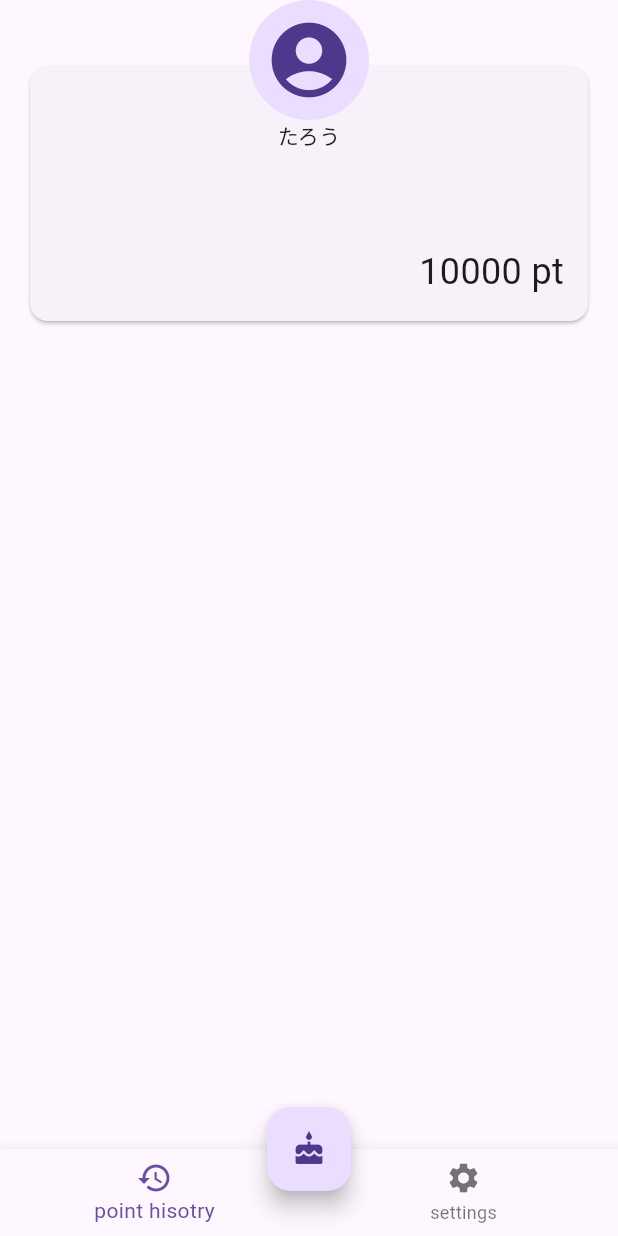
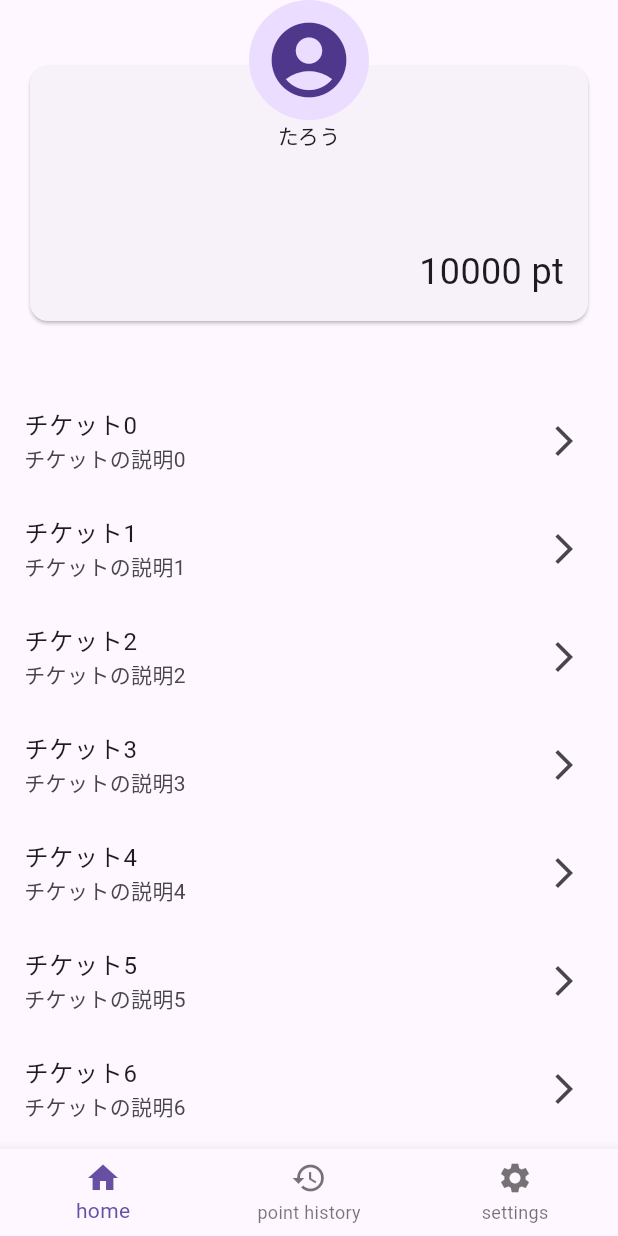
Before and after one commit to sinjikoro/point_treat, a Flutter app: the screen it shows after launch, on a phone screen of 412 x 824 dp. Run offline on Flutter 3.47's test engine with Material 3 defaults, Android fonts, the phone set to English and light mode, and no system bars; our stand-ins replace go_router.

Commit message:
update bottomnavi refactor go_router

```diff
--- a/lib/main.dart
+++ b/lib/main.dart
@@ -1,5 +1,5 @@
 import 'package:flutter/material.dart';
-import 'package:point_treat/view/routes/routes.dart';
+import 'package:point_treat/presentation/routes/routes.dart';
 
 void main() {
   runApp(const MainApp());
@@ -17,7 +17,7 @@ class MainApp extends StatelessWidget {
         primarySwatch: Colors.blue,
         visualDensity: VisualDensity.adaptivePlatformDensity,
       ),
-      routerConfig: goRouter,
+      routerConfig: router,
     );
   }
 }
--- /dev/null
+++ b/lib/presentation/routes/routes.dart
@@ -0,0 +1,57 @@
+import 'package:go_router/go_router.dart';
+import 'package:point_treat/presentation/routes/paths.dart';
+import 'package:point_treat/presentation/view/children_list/children_list_view.dart';
+import 'package:point_treat/presentation/view/point_history/point_history_view.dart';
+import 'package:point_treat/presentation/view/settings/settings_view.dart';
+import 'package:point_treat/presentation/view/top/top_view.dart';
+import 'package:point_treat/presentation/view/treat_list/treat_list_view.dart';
+import 'package:point_treat/presentation/widgets/scaffold_with_bottomnavi.dart';
+
+/// Router configuration.
+final router = GoRouter(
+  routes: <RouteBase>[
+    StatefulShellRoute.indexedStack(
+      builder: (context, state, navigationShell) =>
+          ScaffoldWithBottomnavi(navigationShell),
+      branches: <StatefulShellBranch>[
+        // 1st branch : Top
+        StatefulShellBranch(
+          routes: <RouteBase>[
+            GoRoute(
+              path: Paths.top,
+              builder: (_, __) => const TopView(),
+            ),
+          ],
+        ),
+        // 2nd branch : Point history
+        StatefulShellBranch(
+          routes: <RouteBase>[
+            GoRoute(
+              path: Paths.pointHistory,
+              builder: (_, __) => const PointHisotryView(),
+            ),
+          ],
+        ),
+        // 3rd branch : Settings
+        StatefulShellBranch(
+          routes: <RouteBase>[
+            GoRoute(
+              path: Paths.settings,
+              builder: (_, __) => const SettingsView(),
+              routes: <RouteBase>[
+                GoRoute(
+                  path: Paths.childrenList,
+                  builder: (_, __) => const ChildrenListView(),
+                ),
+                GoRoute(
+                  path: Paths.treatList,
+                  builder: (_, __) => const TreatListView(),
+                ),
+              ],
+            ),
+          ],
+        ),
+      ],
+    ),
+  ],
+);
--- a/lib/view/point_history_view.dart
+++ b/lib/presentation/view/point_history/point_history_view.dart
@@ -7,6 +7,8 @@ class PointHisotryView extends StatelessWidget {
 
   @override
   Widget build(BuildContext context) {
-    return const Placeholder();
+    return const Center(
+      child: Text('ポイント履歴'),
+    );
   }
 }
--- a/lib/view/settings_view.dart
+++ b/lib/presentation/view/settings/settings_view.dart
@@ -7,6 +7,8 @@ class SettingsView extends StatelessWidget {
 
   @override
   Widget build(BuildContext context) {
-    return const Placeholder();
+    return const Center(
+      child: Text('設定'),
+    );
   }
 }
--- /dev/null
+++ b/lib/presentation/view/top/top_view.dart
@@ -0,0 +1,25 @@
+import 'package:flutter/material.dart';
+import 'package:point_treat/presentation/view/top/widgets/account_card.dart';
+import 'package:point_treat/presentation/view/top/widgets/ticket_list.dart';
+import 'package:point_treat/presentation/view/top/widgets/treats_floating_action_button.dart';
+
+/// top view.
+class TopView extends StatelessWidget {
+  /// Default constructor for the [TopView].
+  const TopView({super.key});
+
+  @override
+  Widget build(BuildContext context) {
+    return const Scaffold(
+      // ToDo: SafeAreaを毎画面書くのは面倒なので、mixin等で共通化したい
+      body: SafeArea(
+        child: Column(
+          children: [
+            AccountCard(accountName: 'たろう', point: 10000),
+            TicketList(),
+          ],
+        ),
+      ),
+    );
+  }
+}
--- /dev/null
+++ b/lib/presentation/view/top/widgets/account_card.dart
@@ -0,0 +1,60 @@
+import 'package:flutter/material.dart';
+
+/// Account card.
+class AccountCard extends StatelessWidget {
+  /// Default constructor for the [AccountCard].
+  const AccountCard({
+    required this.accountName,
+    required this.point,
+    super.key,
+  });
+
+  /// Account name.
+  final String accountName;
+
+  /// Point.
+  final int point;
+
+  @override
+  Widget build(BuildContext context) {
+    return Padding(
+      padding: const EdgeInsets.symmetric(vertical: 40, horizontal: 16),
+      child: Stack(
+        children: [
+          Card(
+            child: Container(
+              padding: const EdgeInsets.all(16),
+              height: 170,
+              width: double.infinity,
+              child: Column(
+                mainAxisAlignment: MainAxisAlignment.end,
+                crossAxisAlignment: CrossAxisAlignment.end,
+                children: [
+                  Text('$point pt', style: const TextStyle(fontSize: 24)),
+                ],
+              ),
+            ),
+          ),
+          FractionalTranslation(
+            translation: const Offset(0, -0.4),
+            child: Align(
+              alignment: Alignment.topCenter,
+              child: Column(
+                children: [
+                  const CircleAvatar(
+                    radius: 40,
+                    child: Icon(
+                      Icons.account_circle,
+                      size: 60,
+                    ),
+                  ),
+                  Text(accountName),
+                ],
+              ),
+            ),
+          ),
+        ],
+      ),
+    );
+  }
+}
--- /dev/null
+++ b/lib/presentation/view/top/widgets/ticket_list.dart
@@ -0,0 +1,23 @@
+import 'package:flutter/material.dart';
+
+/// Ticket list.
+class TicketList extends StatelessWidget {
+  /// Default constructor for the [TicketList].
+  const TicketList({super.key});
+
+  @override
+  Widget build(BuildContext context) {
+    return Expanded(
+      child: ListView.builder(
+        itemBuilder: (context, index) {
+          return ListTile(
+            title: Text('チケット$index'),
+            subtitle: Text('チケットの説明$index'),
+            trailing: const Icon(Icons.arrow_forward_ios),
+          );
+        },
+        itemCount: 10,
+      ),
+    );
+  }
+}
--- /dev/null
+++ b/lib/presentation/view/top/widgets/treats_floating_action_button.dart
@@ -0,0 +1,17 @@
+import 'package:flutter/material.dart';
+
+/// Floating action button for treats.
+class TreatsFloatingActionButton extends StatelessWidget {
+  /// Default constructor for the [TreatsFloatingActionButton].
+  const TreatsFloatingActionButton({
+    super.key,
+  });
+
+  @override
+  Widget build(BuildContext context) {
+    return FloatingActionButton(
+      onPressed: () {},
+      child: const Icon(Icons.cake),
+    );
+  }
+}
--- /dev/null
+++ b/lib/presentation/widgets/scaffold_with_bottomnavi.dart
@@ -0,0 +1,43 @@
+import 'package:flutter/material.dart';
+import 'package:go_router/go_router.dart';
+
+/// Bottom navigation bar scaffold.
+class ScaffoldWithBottomnavi extends StatelessWidget {
+  /// Constructor.
+  const ScaffoldWithBottomnavi(this.navigationShell, {super.key});
+
+  /// Navigation shell.
+  final StatefulNavigationShell navigationShell;
+
+  @override
+  Widget build(BuildContext context) {
+    return Scaffold(
+      body: navigationShell,
+      bottomNavigationBar: BottomNavigationBar(
+        currentIndex: navigationShell.currentIndex,
+        items: const [
+          BottomNavigationBarItem(
+            icon: Icon(Icons.home),
+            label: 'home',
+          ),
+          BottomNavigationBarItem(
+            icon: Icon(Icons.history),
+            label: 'point history',
+          ),
+          BottomNavigationBarItem(
+            icon: Icon(Icons.settings),
+            label: 'settings',
+          ),
+        ],
+        onTap: _onTap,
+      ),
+    );
+  }
+
+  void _onTap(int index) {
+    navigationShell.goBranch(
+      index,
+      initialLocation: index == navigationShell.currentIndex,
+    );
+  }
+}
--- a/lib/view/routes/routes.dart
+++ /dev/null
@@ -1,34 +0,0 @@
-import 'package:go_router/go_router.dart';
-import 'package:point_treat/view/children_list_view.dart';
-import 'package:point_treat/view/point_history_view.dart';
-import 'package:point_treat/view/routes/paths.dart';
-import 'package:point_treat/view/settings_view.dart';
-import 'package:point_treat/view/top_view.dart';
-import 'package:point_treat/view/treat_list_view.dart';
-
-/// GoRouter instance.
-GoRouter goRouter = GoRouter(
-  initialLocation: Paths.top,
-  routes: [
-    GoRoute(
-      path: Paths.top,
-      builder: (context, state) => const TopView(),
-    ),
-    GoRoute(
-      path: Paths.pointHistory,
-      builder: (context, state) => const PointHisotryView(),
-    ),
-    GoRoute(
-      path: Paths.settings,
-      builder: (context, state) => const SettingsView(),
-    ),
-    GoRoute(
-      path: Paths.childrenList,
-      builder: (context, state) => const ChildrenListView(),
-    ),
-    GoRoute(
-      path: Paths.treatList,
-      builder: (context, state) => const TreatListView(),
-    ),
-  ],
-);
--- a/lib/view/top_view.dart
+++ /dev/null
@@ -1,125 +0,0 @@
-import 'package:flutter/material.dart';
-import 'package:flutter_hooks/flutter_hooks.dart';
-
-/// top view.
-class TopView extends StatelessWidget {
-  /// Default constructor for the [TopView].
-  const TopView({super.key});
-
-  @override
-  Widget build(BuildContext context) {
-    return const Scaffold(
-      // ToDo: SafeAreaを毎画面書くのは面倒なので、mixinで共通化したい
-      body: SafeArea(
-        child: Column(
-          children: [
-            AccountCard(accountName: 'たろう', point: 10000),
-          ],
-        ),
-      ),
-      floatingActionButtonLocation: FloatingActionButtonLocation.centerDocked,
-      floatingActionButton: TreatsFloatingActionButton(),
-      bottomNavigationBar: MainBottomNavigationBar(),
-    );
-  }
-}
-
-/// Account card.
-class AccountCard extends StatelessWidget {
-  /// Default constructor for the [AccountCard].
-  const AccountCard({
-    required this.accountName,
-    required this.point,
-    super.key,
-  });
-
-  /// Account name.
-  final String accountName;
-
-  /// Point.
-  final int point;
-
-  @override
-  Widget build(BuildContext context) {
-    return Padding(
-      padding: const EdgeInsets.symmetric(vertical: 40, horizontal: 16),
-      child: Stack(
-        children: [
-          Card(
-            child: Container(
-              padding: const EdgeInsets.all(16),
-              height: 170,
-              width: double.infinity,
-              child: Column(
-                mainAxisAlignment: MainAxisAlignment.end,
-                crossAxisAlignment: CrossAxisAlignment.end,
-                children: [
-                  Text('$point pt', style: const TextStyle(fontSize: 24)),
-                ],
-              ),
-            ),
-          ),
-          FractionalTranslation(
-            translation: const Offset(0, -0.4),
-            child: Align(
-              alignment: Alignment.topCenter,
-              child: Column(
-                children: [
-                  const CircleAvatar(
-                    radius: 40,
-                    child: Icon(
-                      Icons.account_circle,
-                      size: 60,
-                    ),
-                  ),
-                  Text(accountName),
-                ],
-              ),
-            ),
-          ),
-        ],
-      ),
-    );
-  }
-}
-
-/// Floating action button for treats.
-class TreatsFloatingActionButton extends StatelessWidget {
-  /// Default constructor for the [TreatsFloatingActionButton].
-  const TreatsFloatingActionButton({
-    super.key,
-  });
-
-  @override
-  Widget build(BuildContext context) {
-    return FloatingActionButton(
-      onPressed: () {},
-      child: const Icon(Icons.cake),
-    );
-  }
-}
-
-/// Main bottom navigation bar.
-class MainBottomNavigationBar extends HookWidget {
-  /// Default constructor for the [MainBottomNavigationBar].
-  const MainBottomNavigationBar({super.key});
-
-  @override
-  Widget build(BuildContext context) {
-    final currentIndex = useState(0);
-
-    return BottomNavigationBar(
-      currentIndex: currentIndex.value,
-      items: const <BottomNavigationBarItem>[
-        BottomNavigationBarItem(
-          icon: Icon(Icons.history),
-          label: 'point hisotry',
-        ),
-        BottomNavigationBarItem(
-          icon: Icon(Icons.settings),
-          label: 'settings',
-        ),
-      ],
-    );
-  }
-}
```
Also changed, not shown: lib/presentation/routes/paths.dart (renamed from lib/view/routes/paths.dart), lib/presentation/view/children_list/children_list_view.dart (renamed from lib/view/children_list_view.dart), lib/presentation/view/treat_list/treat_list_view.dart (renamed from lib/view/treat_list_view.dart).
